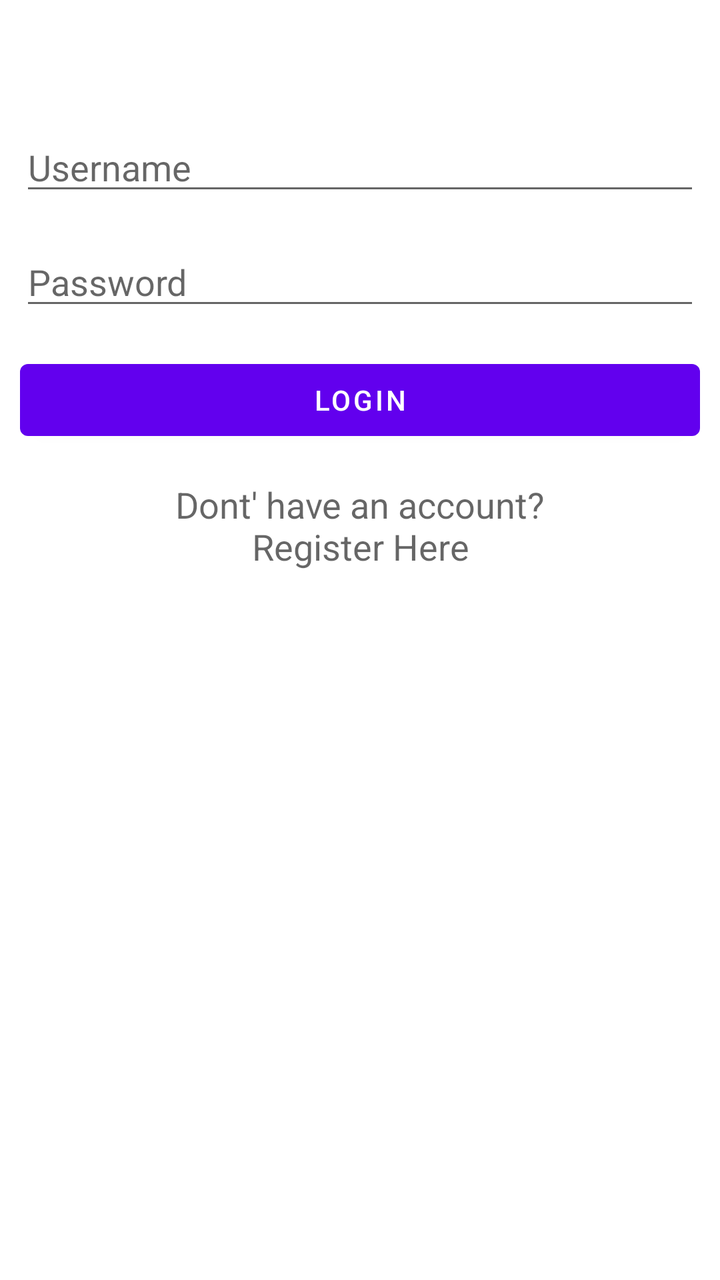
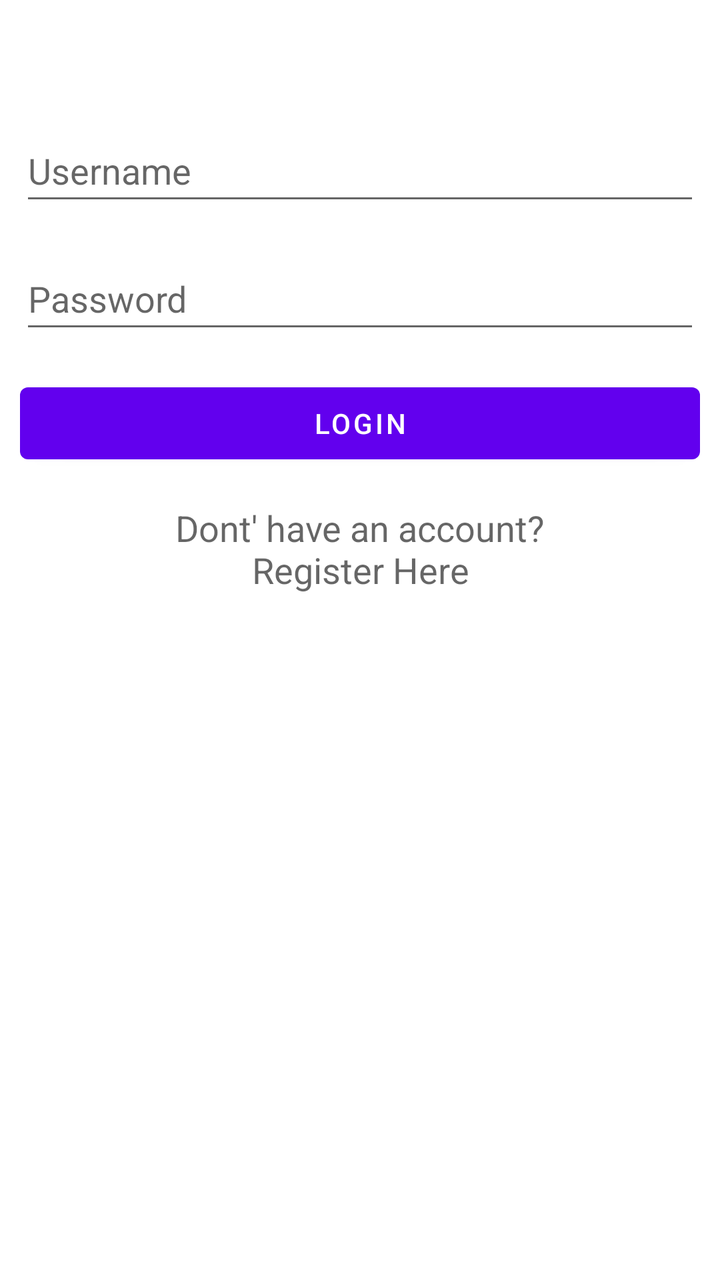

The first picture is an Android layout as it rendered before a commit; the second is the same layout after the commit. The layout source and the unified diff follow.
<!-- AndroidManifest.xml: application theme Theme.InternetCall -->
<!-- res/layout/activity_login.xml -->
<?xml version="1.0" encoding="utf-8"?>
<androidx.constraintlayout.widget.ConstraintLayout xmlns:android="http://schemas.android.com/apk/res/android"
    xmlns:app="http://schemas.android.com/apk/res-auto"
    xmlns:tools="http://schemas.android.com/tools"
    android:layout_width="match_parent"
    android:layout_height="match_parent"
    tools:context=".activities.LoginActivity">


    <LinearLayout
        android:layout_width="match_parent"
        android:layout_height="wrap_content"
        android:layout_centerVertical="true"
        android:orientation="vertical"
        android:padding="10dp"
        app:layout_constraintBottom_toBottomOf="parent"
        app:layout_constraintTop_toTopOf="parent"
        app:layout_constraintVertical_bias="0.114"
        tools:layout_editor_absoluteX="-52dp">


        <EditText
            android:id="@+id/editTextUsername"
            android:layout_width="match_parent"
            android:layout_height="wrap_content"
            android:layout_marginTop="8dp"
            android:layout_marginBottom="8dp"
            android:hint="Username"
            android:inputType="text" />

        <EditText
            android:id="@+id/editTextPassword"
            android:layout_width="match_parent"
            android:layout_height="wrap_content"
            android:layout_marginTop="8dp"
            android:layout_marginBottom="8dp"
            android:fontFamily="sans-serif"
            android:hint="Password"
            android:inputType="textPassword" />

        <Button
            android:id="@+id/buttonLogin"
            android:layout_width="match_parent"
            android:layout_height="wrap_content"
            android:layout_marginTop="8dp"
            android:layout_marginBottom="8dp"
            android:text="Login" />

        <TextView
            android:id="@+id/textViewRegister"
            android:layout_width="match_parent"
            android:layout_height="wrap_content"
            android:layout_marginTop="8dp"
            android:layout_marginBottom="8dp"
            android:text="Dont' have an account?\nRegister Here"
            android:textAlignment="center"
            android:textAppearance="@style/Base.TextAppearance.AppCompat.Medium" />

    </LinearLayout>

    <ProgressBar
        android:id="@+id/progressBar"
        android:layout_width="408dp"
        android:layout_height="35dp"
        android:layout_centerHorizontal="true"
        android:layout_centerVertical="true"
        android:visibility="visible"
        app:layout_constraintBottom_toBottomOf="parent"
        app:layout_constraintEnd_toEndOf="parent"
        app:layout_constraintHorizontal_bias="0.0"
        app:layout_constraintStart_toStartOf="parent"
        app:layout_constraintTop_toTopOf="parent"
        app:layout_constraintVertical_bias="0.749" />


</androidx.constraintlayout.widget.ConstraintLayout>
<!-- resources referenced by this layout -->
<resources>
  <style name="Theme.InternetCall" parent="Theme.MaterialComponents.DayNight.DarkActionBar">
          
          <item name="colorPrimary">@color/purple_500</item>
          <item name="colorPrimaryVariant">@color/purple_700</item>
          <item name="colorOnPrimary">@color/white</item>
          
          <item name="colorSecondary">@color/teal_200</item>
          <item name="colorSecondaryVariant">@color/teal_700</item>
          <item name="colorOnSecondary">@color/black</item>
          
          <item name="android:statusBarColor" tools:targetApi="l">?attr/colorPrimaryVariant</item>
          
      </style>
  <color name="purple_500">#FF6200EE</color>
  <color name="purple_700">#FF3700B3</color>
  <color name="white">#FFFFFFFF</color>
  <color name="teal_200">#FF03DAC5</color>
  <color name="teal_700">#FF018786</color>
  <color name="black">#FF000000</color>
</resources>

<!-- the commit's change to res/layout/activity_login.xml (unified diff, before → after) -->
@@ -26,7 +26,8 @@
             android:layout_marginTop="8dp"
             android:layout_marginBottom="8dp"
             android:hint="Username"
-            android:inputType="text" />
+            android:inputType="text"
+            android:minHeight="48dp" />
 
         <EditText
             android:id="@+id/editTextPassword"
@@ -36,7 +37,8 @@
             android:layout_marginBottom="8dp"
             android:fontFamily="sans-serif"
             android:hint="Password"
-            android:inputType="textPassword" />
+            android:inputType="textPassword"
+            android:minHeight="48dp" />
 
         <Button
             android:id="@+id/buttonLogin"
